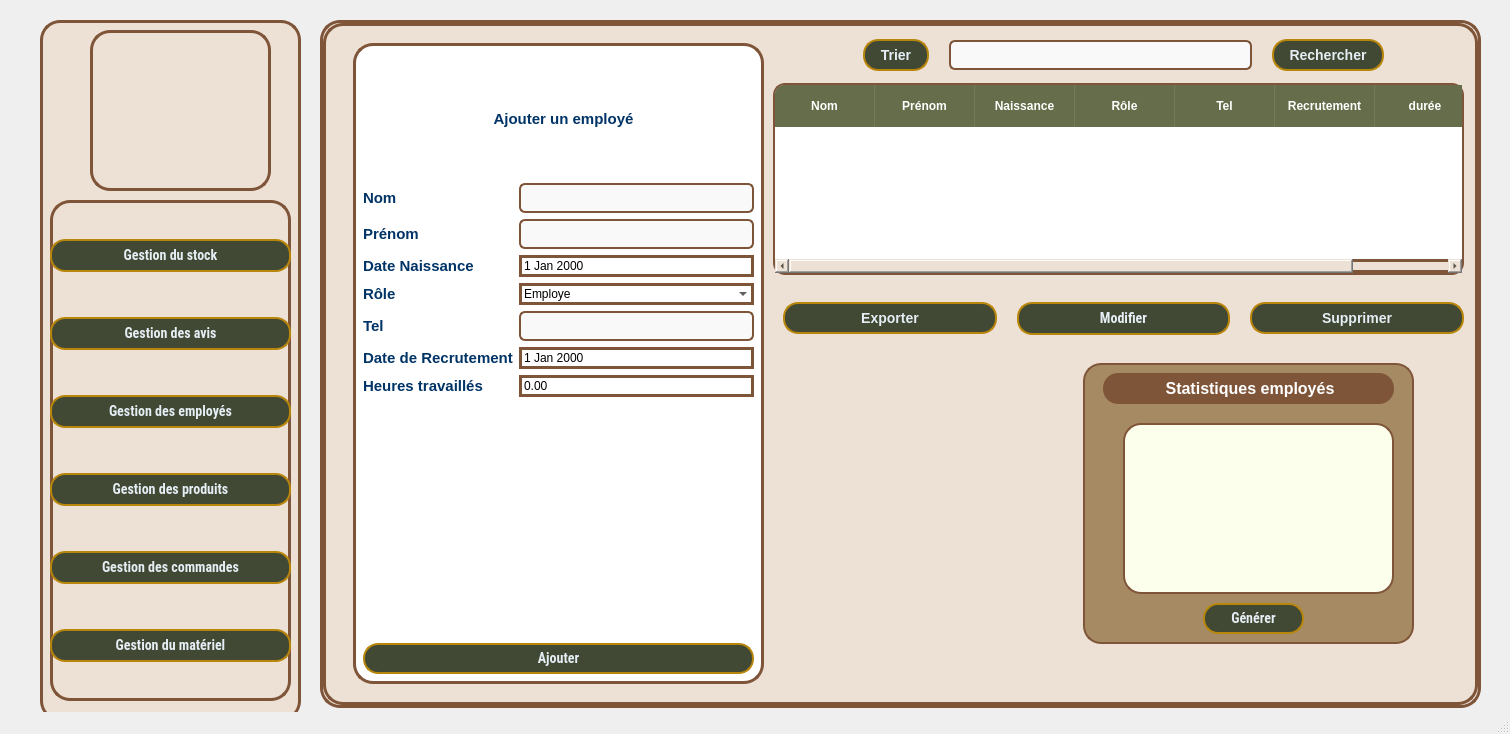
First picture: the form in mainwindow.ui, repository amine-lbabda/WoodSync-OCI, before the edit.
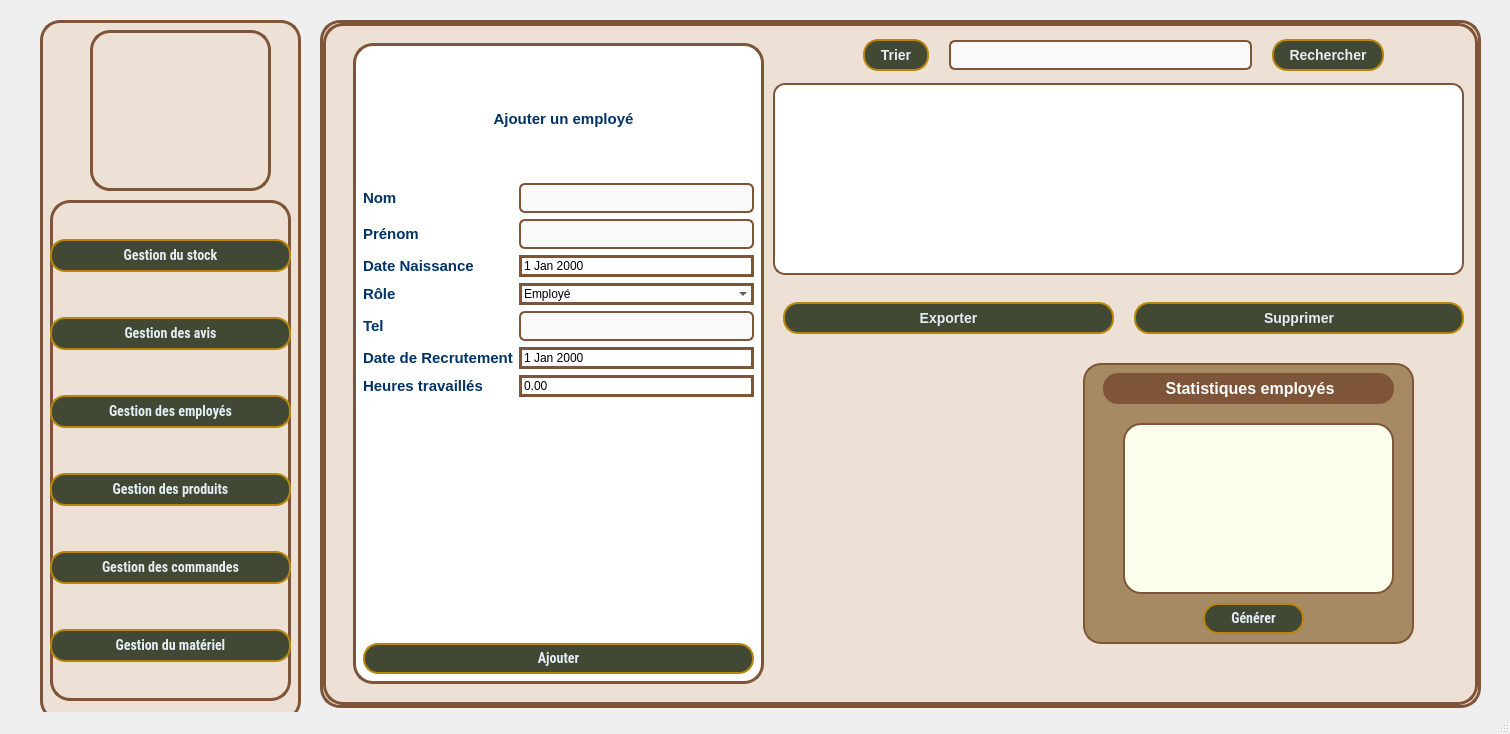
Second picture: the form after the edit. The open tabs and pages were chosen to show the change. Icons and pictures are not drawn.

Patch:
```diff
--- a/mainwindow.ui
+++ b/mainwindow.ui
@@ -32,6 +32,38 @@
     border-radius: 5px;
     padding: 6px;
     background: #fff;
+}
+
+/* 1. The main grid where the numbers are */
+QCalendarWidget QAbstractItemView {
+    background-color: #ffffff !important;
+    color: #000000 !important; /* Black text for dates */
+    selection-background-color: #4CAF50 !important; /* Green highlight for selected day */
+    selection-color: #ffffff !important; /* White text on the green selection */
+}
+
+/* 2. The top bar (Month and Year area) */
+QCalendarWidget QWidget#qt_calendar_navigationbar {
+    background-color: #ffffff !important;
+}
+
+/* 3. The Month/Year text and Navigation Arrows */
+QCalendarWidget QToolButton {
+    color: #000000 !important; /* Black text so you can read &quot;January 2024&quot; */
+    background-color: #ffffff !important;
+    border: none;
+}
+
+/* 4. The area showing 'Mon, Tue, Wed...' */
+QCalendarWidget QWidget { 
+    alternate-background-color: #f2f2f2; /* Light gray for alternating rows */
+    color: #000000; 
+}
+
+/* 5. Fix for the drop-down menus inside the calendar */
+QCalendarWidget QMenu {
+    background-color: #ffffff;
+    color: #000000;
 }</string>
   </property>
   <widget class="QWidget" name="centralwidget">
@@ -1526,148 +1558,6 @@
      </widget>
     </widget>
     <widget class="QWidget" name="GestionEmployePage">
-     <widget class="QTableWidget" name="tableView_3">
-      <property name="geometry">
-       <rect>
-        <x>450</x>
-        <y>60</y>
-        <width>691</width>
-        <height>192</height>
-       </rect>
-      </property>
-      <property name="styleSheet">
-       <string notr="true">/* The main table container */
-QTableWidget {
-    background-color: #FFFFFF;
-    border: 2px solid #7F5539;
-    border-radius: 12px; /* Increased for a smoother look */
-    gridline-color: #F0F0F0; /* Lighter gridlines for modern feel */
-    outline: 0; /* Removes the dotted line when clicking a cell */
-}
-
-/* Fix: Rounding the top corners of the header to match the table */
-QHeaderView {
-    background-color: transparent;
-    border-top-left-radius: 10px;
-    border-top-right-radius: 10px;
-}
-
-QHeaderView::section {
-    background-color: #656D4A;
-    color: #FFFFFF;
-    font-weight: 600;
-    font-size: 12px;
-    padding: 10px 5px; /* Reduced padding to prevent text from touching edges */
-    border: none;
-    border-right: 1px solid rgba(255, 255, 255, 0.1); /* Subtle divider */
-}
-
-/* Remove the border from the very last header section */
-QHeaderView::section:last {
-    border-right: none;
-}
-
-/* Table Item Styling */
-QTableWidget::item {
-    padding: 10px;
-    color: #333333;
-    border-bottom: 1px solid #F0F0F0;
-}
-
-/* Highlight row on hover */
-QTableWidget::item:hover {
-    background-color: #FDFCFB;
-}
-
-/* Style for selected rows */
-QTableWidget::item:selected {
-    background-color: #EDE7E3;
-    color: #7F5539;
-}
-
-/* Ensure the header container itself is rounded at the top */
-QHeaderView {
-    background-color: transparent;
-    border-top-left-radius: 10px;
-    border-top-right-radius: 10px;
-}
-
-/* Round the first and last sections specifically */
-QHeaderView::section:horizontal:first {
-    border-top-left-radius: 8px;
-}
-
-QHeaderView::section:horizontal:last {
-    border-top-right-radius: 8px;
-    border-right: none;
-}
-QHeaderView {
-    background-color: #656D4A; /* Same as your section color */
-}
-/* This styles the entire header bar background */
-QHeaderView {
-    background-color: #656D4A; /* Matches your green sections */
-    border: none;
-    border-top-left-radius: 10px;
-    border-top-right-radius: 10px;
-}
-
-/* This styles the individual column boxes */
-QHeaderView::section {
-    background-color: #656D4A;
-    color: #FFFFFF;
-    padding: 12px;
-    border: none;
-    /* Use a very subtle divider so it looks like one solid bar */
-    border-right: 1px solid rgba(255, 255, 255, 0.1); 
-}
-
-/* Specific fix for the 'weird' corner clipping */
-QHeaderView::section:horizontal:first {
-    border-top-left-radius: 10px;
-}
-
-QHeaderView::section:horizontal:last {
-    border-top-right-radius: 10px;
-    border-right: none;
-}</string>
-      </property>
-      <column>
-       <property name="text">
-        <string>Nom</string>
-       </property>
-      </column>
-      <column>
-       <property name="text">
-        <string>Prénom</string>
-       </property>
-      </column>
-      <column>
-       <property name="text">
-        <string>Naissance</string>
-       </property>
-      </column>
-      <column>
-       <property name="text">
-        <string>Rôle</string>
-       </property>
-      </column>
-      <column>
-       <property name="text">
-        <string>Tel</string>
-       </property>
-      </column>
-      <column>
-       <property name="text">
-        <string>Recrutement</string>
-       </property>
-      </column>
-      <column>
-       <property name="text">
-        <string>durée</string>
-       </property>
-      </column>
-     </widget>
      <widget class="QFrame" name="frame_13">
       <property name="geometry">
        <rect>
@@ -1862,7 +1752,7 @@
           </property>
           <item>
            <property name="text">
-            <string>Employe</string>
+            <string>Employé</string>
            </property>
           </item>
           <item>
@@ -1987,39 +1877,7 @@
         </widget>
        </item>
        <item>
-        <widget class="QPushButton" name="BtnModifier_2">
-         <property name="font">
-          <font>
-           <family>Roboto Condensed</family>
-           <pointsize>-1</pointsize>
-           <bold>true</bold>
-          </font>
-         </property>
-         <property name="styleSheet">
-          <string notr="true">QPushButton {
-    background-color: #414833;   /* Or brillant */
-    color: #E5EEF5;
-    font-weight: bold;
-    font-size: 14px;
-    border-radius: 15px;
-    padding: 6px 15px;
-    font-family: &quot;Roboto Condensed&quot;;
-    border: 2px solid #b8860b;   /* Or foncé */
-}
-
-QPushButton:hover {
-          background-color: #656D4A;
-          border: 2px solid #656D4A;
-}
-</string>
-         </property>
-         <property name="text">
-          <string>Modifier</string>
-         </property>
-        </widget>
-       </item>
-       <item>
-        <widget class="QPushButton" name="BtnSupprimer_2">
+        <widget class="QPushButton" name="SupprimerEmploye">
          <property name="styleSheet">
           <string notr="true">QPushButton {
     background-color: #414833;   /* Or brillant */
@@ -2235,6 +2093,79 @@
        </property>
       </widget>
      </widget>
+     <widget class="QTableView" name="tableView">
+      <property name="geometry">
+       <rect>
+        <x>450</x>
+        <y>60</y>
+        <width>691</width>
+        <height>192</height>
+       </rect>
+      </property>
+      <property name="styleSheet">
+       <string notr="true">/* 1. The main table container */
+QTableView {
+    background-color: #FFFFFF;
+    border: 2px solid #7F5539;
+    border-radius: 12px;
+    gridline-color: #F0F0F0;
+    outline: 0;
+    color: #333333; /* Forces text to be dark even if global is white */
+}
+
+/* 2. The Header Bar Container */
+QHeaderView {
+    background-color: #656D4A; 
+    border-top-left-radius: 10px;
+    border-top-right-radius: 10px;
+    border: none;
+}
+
+/* 3. Individual Header Sections */
+QHeaderView::section {
+    background-color: #656D4A;
+    color: #FFFFFF;
+    font-weight: 600;
+    font-size: 12px;
+    padding: 10px;
+    border: none;
+    border-right: 1px solid rgba(255, 255, 255, 0.1);
+}
+
+/* Rounding the outer corners of the header */
+QHeaderView::section:horizontal:first {
+    border-top-left-radius: 10px;
+}
+
+QHeaderView::section:horizontal:last {
+    border-top-right-radius: 10px;
+    border-right: none;
+}
+
+/* 4. Table Item Styling (FIXED: Changed from QTableWidget to QTableView) */
+QTableView::item {
+    padding: 10px;
+    border-bottom: 1px solid #F0F0F0;
+}
+
+/* Hover effect */
+QTableView::item:hover {
+    background-color: #FDFCFB;
+}
+
+/* Selection effect */
+QTableView::item:selected {
+    background-color: #EDE7E3;
+    color: #7F5539;
+}
+
+/* Corner Widget (The tiny square where headers meet) */
+QTableCornerButton::section {
+    background-color: #656D4A;
+    border: none;
+}</string>
+      </property>
+     </widget>
     </widget>
     <widget class="QWidget" name="GestionCommandesPage">
      <widget class="QTableWidget" name="tableview">
```
Left out of the diff: 244 changed lines with no effect on the pictures.
